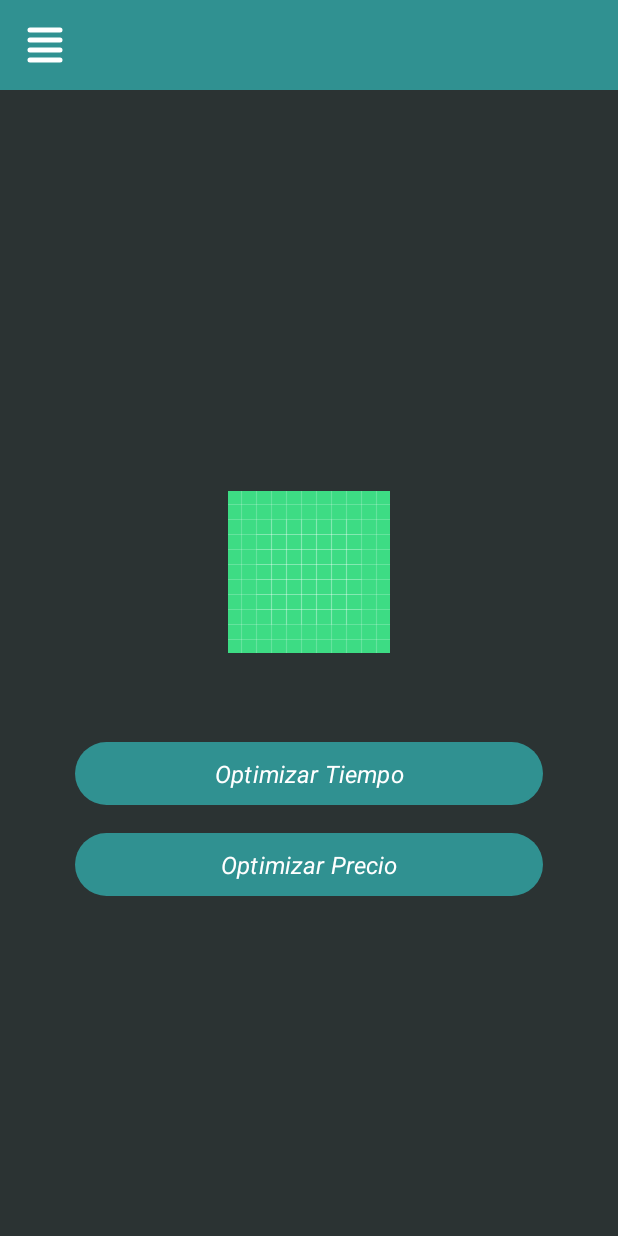
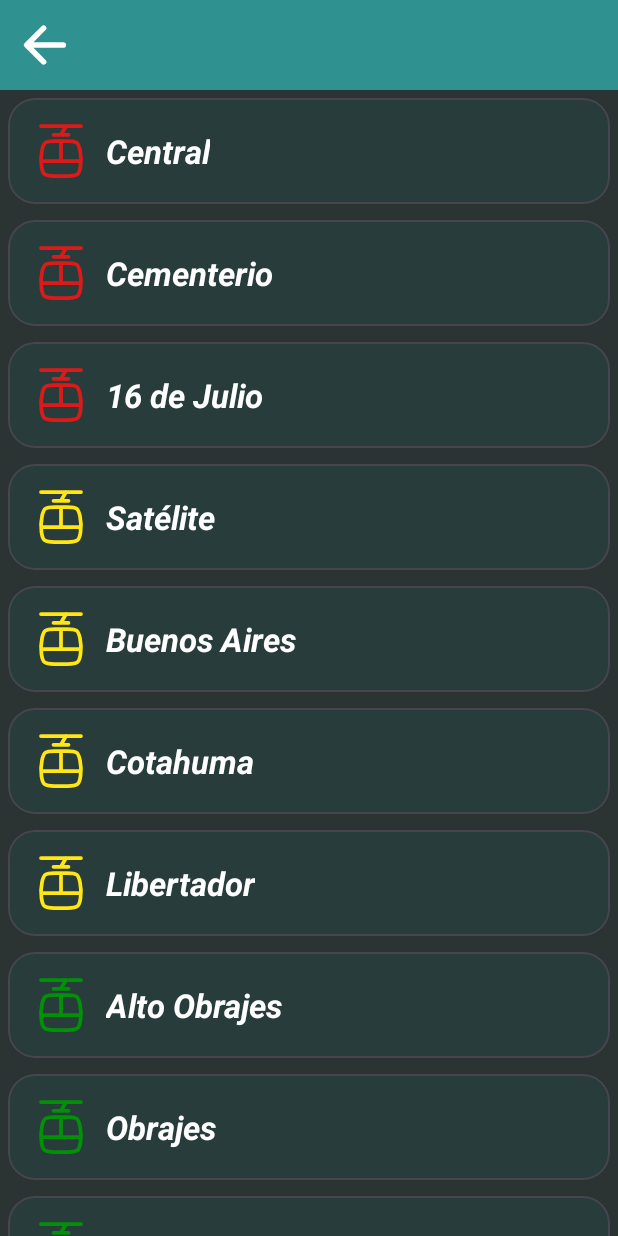
Before and after one commit to LeonardoVNC/SkyLinkApp, an Android app: the screen it shows after launch (MainActivity before the commit, SelectTerminalActivity after it), after a tap on "Optimizar Tiempo", on a phone screen of 412 x 824 dp. Run offline under Robolectric (Android 15) with nearby library versions, the phone set to English and light mode, and no system bars.

Commit message:
Primera versión del selector de temas, es posible que sea necesario retocar los colores de los vectores para representar más de una categoría

```diff
--- a/app/src/main/AndroidManifest.xml
+++ b/app/src/main/AndroidManifest.xml
@@ -13,6 +13,9 @@
         android:theme="@style/Theme.DarkTur"
         tools:targetApi="31">
         <activity
+            android:name=".SelectTerminalActivity"
+            android:exported="false" />
+        <activity
             android:name=".SelectThemeActivity"
             android:exported="false" />
         <activity
--- a/app/src/main/java/com/example/skylink/MainActivity.kt
+++ b/app/src/main/java/com/example/skylink/MainActivity.kt
@@ -20,6 +20,8 @@
 
         binding.mainButtonTime.setOnClickListener{
             //TODO acceder al menú de selección de estaciones
+            val intent = Intent(this, SelectTerminalActivity::class.java)
+            startActivity(intent)
         }
 
         binding.mainButtonPrice.setOnClickListener{
--- /dev/null
+++ b/app/src/main/java/com/example/skylink/SelectTerminalActivity.kt
@@ -0,0 +1,59 @@
+package com.example.skylink
+
+import android.os.Bundle
+import androidx.recyclerview.widget.LinearLayoutManager
+import com.example.skylink.adapters.EstacionesAdapter
+import com.example.skylink.dataClasses.Estacion
+import com.example.skylink.databinding.ActivitySelectTerminalBinding
+
+class SelectTerminalActivity : BaseActivity() {
+    private lateinit var binding: ActivitySelectTerminalBinding
+    private val recyclerTerminalAdapter by lazy { EstacionesAdapter() }
+
+    override fun onCreate(savedInstanceState: Bundle?) {
+        super.onCreate(savedInstanceState)
+        binding = ActivitySelectTerminalBinding.inflate(layoutInflater)
+        val view = binding.root
+        setContentView(view)
+        setUpRecyclerView()
+
+        binding.terminalButtonBack.setOnClickListener{onBackPressed()}
+    }
+
+    //Función que carga todos los items del RecyclerView
+    private fun setUpRecyclerView() {
+        val listaDeDatos = mutableListOf(
+            Estacion(nombre = "Central", color = R.color.roja),
+            Estacion(nombre = "Cementerio", color = R.color.roja),
+            Estacion(nombre = "16 de Julio", color = R.color.roja),
+            Estacion(nombre = "Satélite", color = R.color.amarilla),
+            Estacion(nombre = "Buenos Aires", color = R.color.amarilla),
+            Estacion(nombre = "Cotahuma", color = R.color.amarilla),
+            Estacion(nombre = "Libertador", color = R.color.amarilla),
+            Estacion(nombre = "Alto Obrajes", color = R.color.verde),
+            Estacion(nombre = "Obrajes", color = R.color.verde),
+            Estacion(nombre = "Irpavi", color = R.color.verde),
+            Estacion(nombre = "Armentia", color = R.color.naranja),
+            Estacion(nombre = "Periferica", color = R.color.naranja),
+            Estacion(nombre = "Villarroel", color = R.color.blanca),
+            Estacion(nombre = "Busch", color = R.color.blanca),
+            Estacion(nombre = "Triangular", color = R.color.blanca),
+            Estacion(nombre = "Del Poeta", color = R.color.celeste),
+            Estacion(nombre = "El Prado", color = R.color.celeste),
+            Estacion(nombre = "Teatro al Aire Libre", color = R.color.celeste),
+            Estacion(nombre = "Las Villas", color = R.color.cafe),
+            Estacion(nombre = "6 de Marzo", color = R.color.morada),
+            Estacion(nombre = "Faro Murillo", color = R.color.morada),
+            Estacion(nombre = "Obelisco", color = R.color.morada),
+            Estacion(nombre = "Plaza Libertad", color = R.color.azul),
+            Estacion(nombre = "Plaza La Paz", color = R.color.azul),
+            Estacion(nombre = "UPEA", color = R.color.azul),
+            Estacion(nombre = "Rio Seco", color = R.color.azul)
+        )
+        recyclerTerminalAdapter.addDataToList(listaDeDatos)
+        binding.terminalRecycler.apply() {
+            layoutManager = LinearLayoutManager(context, LinearLayoutManager.VERTICAL, false)
+            adapter = recyclerTerminalAdapter
+        }
+    }
+}
--- /dev/null
+++ b/app/src/main/java/com/example/skylink/adapters/EstacionesAdapter.kt
@@ -0,0 +1,39 @@
+package com.example.skylink.adapters
+
+import android.content.Context
+import android.view.LayoutInflater
+import android.view.ViewGroup
+import androidx.core.content.ContextCompat
+import androidx.recyclerview.widget.RecyclerView
+import com.example.skylink.dataClasses.Estacion
+import com.example.skylink.databinding.ItemTerminalBinding
+
+class EstacionesAdapter: RecyclerView.Adapter<EstacionesAdapter.EstacionViewHolder>() {
+    private val datos = mutableListOf<Estacion>()
+    private var context: Context?=null
+
+    override fun onCreateViewHolder(parent: ViewGroup, viewType: Int): EstacionViewHolder {
+        context = parent.context
+        return EstacionViewHolder(
+            ItemTerminalBinding.inflate(LayoutInflater.from(context), parent, false)
+        )
+    }
+
+    override fun getItemCount(): Int = datos.size
+
+    override fun onBindViewHolder(holder: EstacionViewHolder, position: Int) {
+        holder.binding(datos[position])
+    }
+
+    inner class EstacionViewHolder(private val binding: ItemTerminalBinding): RecyclerView.ViewHolder(binding.root) {
+        fun binding(data: Estacion){
+            binding.itemTerminalDesc.text = data.nombre
+            binding.itemTerminalImage.setColorFilter(ContextCompat.getColor(context!!, data.color))
+        }
+    }
+
+    fun addDataToList(list: List<Estacion>) {
+        datos.clear()
+        datos.addAll(list)
+    }
+}
--- /dev/null
+++ b/app/src/main/java/com/example/skylink/dataClasses/Estacion.kt
@@ -0,0 +1,6 @@
+package com.example.skylink.dataClasses
+
+data class Estacion(
+    val nombre: String,
+    val color: Int
+)
--- /dev/null
+++ b/app/src/main/res/drawable/hugeicons__cable_car.xml
@@ -0,0 +1,13 @@
+<vector xmlns:android="http://schemas.android.com/apk/res/android"
+    android:width="24dp"
+    android:height="24dp"
+    android:viewportWidth="24"
+    android:viewportHeight="24">
+  <path
+      android:pathData="M4.413,11.624a17.8,17.8 0,0 0,-0.215 6.462c0.246,1.64 0.37,2.461 1.213,3.188C6.255,22 7.277,22 9.322,22h5.356c2.045,0 3.067,0 3.91,-0.726c0.845,-0.727 0.968,-1.547 1.215,-3.188a17.8,17.8 0,0 0,-0.216 -6.462c-0.337,-1.533 -0.506,-2.3 -1.329,-2.962S16.468,8 14.533,8H9.468c-1.935,0 -2.903,0 -3.726,0.662s-0.992,1.428 -1.33,2.962M4,2h10m6,0h-6m0,0l-2,3.5m-3,0h6M4.5,16h15M12,9v7"
+      android:strokeLineJoin="round"
+      android:strokeWidth="1.5"
+      android:fillColor="#00FF0000"
+      android:strokeColor="?attr/colorPrimary"
+      android:strokeLineCap="round"/>
+</vector>
--- /dev/null
+++ b/app/src/main/res/layout/activity_select_terminal.xml
@@ -0,0 +1,42 @@
+<?xml version="1.0" encoding="utf-8"?>
+<androidx.constraintlayout.widget.ConstraintLayout xmlns:android="http://schemas.android.com/apk/res/android"
+    xmlns:app="http://schemas.android.com/apk/res-auto"
+    xmlns:tools="http://schemas.android.com/tools"
+    android:id="@+id/select_terminal"
+    android:layout_width="match_parent"
+    android:layout_height="match_parent"
+    tools:context=".SelectTerminalActivity">
+
+    <!-- Menú superior -->
+    <androidx.constraintlayout.widget.ConstraintLayout
+        android:id="@+id/terminal_upper_menu"
+        android:layout_width="match_parent"
+        android:layout_height="wrap_content"
+        android:background="?attr/colorPrimary"
+        android:padding="10dp"
+        app:layout_constraintTop_toTopOf="parent">
+        <!-- Botón Atrás -->
+        <ImageButton
+            android:id="@+id/terminal_button_back"
+            android:layout_width="40dp"
+            android:layout_height="40dp"
+            android:backgroundTint="@android:color/transparent"
+            android:src="@drawable/arrow_back"
+            app:layout_constraintBottom_toBottomOf="parent"
+            app:layout_constraintStart_toStartOf="parent"
+            app:layout_constraintTop_toTopOf="parent"
+            app:tint="?attr/editTextColor" />
+    </androidx.constraintlayout.widget.ConstraintLayout>
+
+    <!-- Menú superior -->
+    <androidx.recyclerview.widget.RecyclerView
+        android:id="@+id/terminal_recycler"
+        android:layout_width="match_parent"
+        android:layout_height="0dp"
+        app:layout_constraintTop_toBottomOf="@id/terminal_upper_menu"
+        app:layout_constraintBottom_toBottomOf="parent">
+
+
+
+    </androidx.recyclerview.widget.RecyclerView>
+</androidx.constraintlayout.widget.ConstraintLayout>
--- /dev/null
+++ b/app/src/main/res/layout/item_terminal.xml
@@ -0,0 +1,44 @@
+<?xml version="1.0" encoding="utf-8"?>
+<LinearLayout xmlns:android="http://schemas.android.com/apk/res/android"
+    android:layout_width="match_parent"
+    xmlns:app="http://schemas.android.com/apk/res-auto"
+    android:orientation="vertical"
+    android:layout_height="wrap_content">
+
+    <!-- Contenido del item -->
+    <com.google.android.material.circularreveal.cardview.CircularRevealCardView
+        android:layout_width="match_parent"
+        android:layout_height="wrap_content"
+        android:layout_margin="5dp"
+        app:cardCornerRadius="18dp">
+        <androidx.constraintlayout.widget.ConstraintLayout
+            android:layout_width="match_parent"
+            android:layout_height="wrap_content"
+            android:padding="15dp"
+            android:backgroundTint="?attr/colorSurface">
+            <!--Imagén de acompañamiento -->
+            <ImageView
+                android:id="@+id/item_terminal_image"
+                android:layout_width="40dp"
+                android:layout_height="40dp"
+                android:src="@drawable/hugeicons__cable_car"
+                android:backgroundTint="@android:color/transparent"
+                app:layout_constraintStart_toStartOf="parent"
+                app:layout_constraintTop_toTopOf="parent"
+                app:layout_constraintBottom_toBottomOf="parent"/>
+            <!-- Texto de descripción -->
+            <TextView
+                android:id="@+id/item_terminal_desc"
+                android:layout_width="wrap_content"
+                android:layout_height="wrap_content"
+                style="@style/SubtitleText"
+                app:layout_constraintTop_toTopOf="parent"
+                app:layout_constraintBottom_toBottomOf="parent"
+                app:layout_constraintStart_toEndOf="@id/item_terminal_image"
+                android:layout_marginHorizontal="10dp"
+                android:backgroundTint="@android:color/transparent"
+                android:text="@string/main_desc_price"/>
+
+        </androidx.constraintlayout.widget.ConstraintLayout>
+    </com.google.android.material.circularreveal.cardview.CircularRevealCardView>
+</LinearLayout>
--- a/app/src/main/res/values/strings.xml
+++ b/app/src/main/res/values/strings.xml
@@ -13,4 +13,7 @@
     <!-- Main Activity -->
     <string name="main_desc_time">Optimizar Tiempo</string>
     <string name="main_desc_price">Optimizar Precio</string>
+
+    <!-- Main Activity -->
+    <string name="item_terminal_def">Nombre de la estación</string>
 </resources>
```
